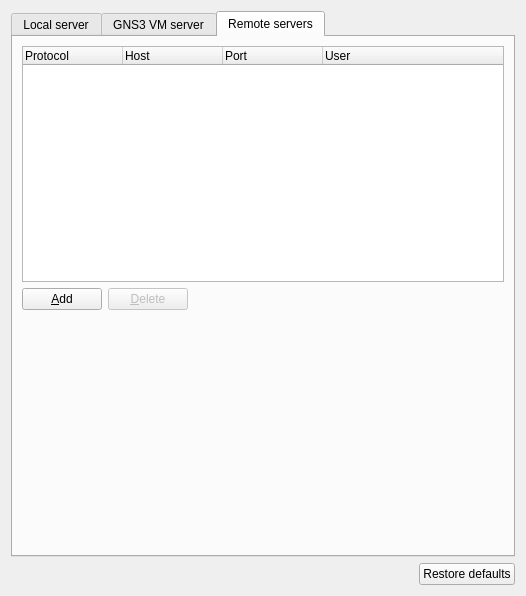
Old version of the form gns3/ui/server_preferences_page.ui in the repository GNS3/gns3-gui.
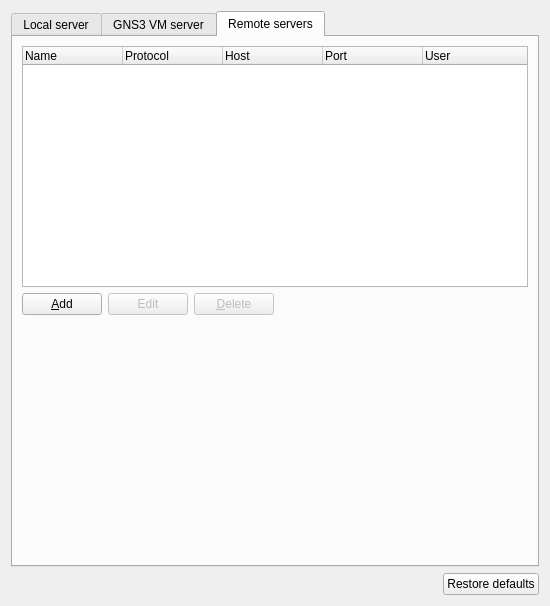
New version of the form. The open tabs and pages were chosen to show the change.

The edit to the form file:
```diff
--- a/gns3/ui/server_preferences_page.ui
+++ b/gns3/ui/server_preferences_page.ui
@@ -6,8 +6,8 @@
    <rect>
     <x>0</x>
     <y>0</y>
-    <width>526</width>
-    <height>596</height>
+    <width>550</width>
+    <height>606</height>
    </rect>
   </property>
   <property name="sizePolicy">
@@ -544,8 +544,13 @@
           </sizepolicy>
          </property>
          <property name="columnCount">
-          <number>4</number>
+          <number>5</number>
          </property>
+         <column>
+          <property name="text">
+           <string>Name</string>
+          </property>
+         </column>
          <column>
           <property name="text">
            <string notr="true">Protocol</string>
@@ -577,6 +582,16 @@
            </property>
           </widget>
          </item>
+         <item>
+          <widget class="QPushButton" name="uiUpdateRemoteServerPushButton">
+           <property name="enabled">
+            <bool>false</bool>
+           </property>
+           <property name="text">
+            <string>Edit</string>
+           </property>
+          </widget>
+         </item>
          <item>
           <widget class="QPushButton" name="uiDeleteRemoteServerPushButton">
            <property name="enabled">
```
